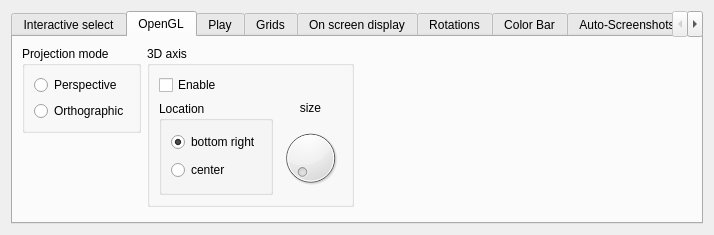
Above: src/formoptions.ui from jcldc/glnemo2 before the change. Below: the same form after it.
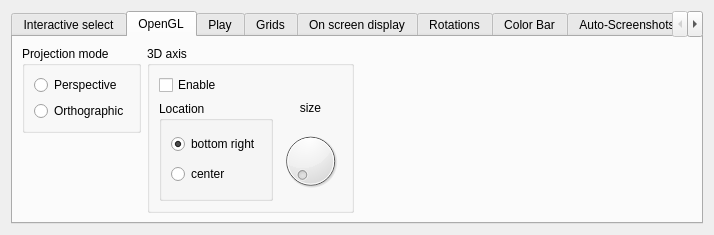
That is the form after the change. The open tabs and pages were chosen to show the change. Icons and pictures are not drawn.

```diff
--- a/src/formoptions.ui
+++ b/src/formoptions.ui
@@ -1555,7 +1555,7 @@
          </property>
         </spacer>
        </item>
-       <item row="1" column="0" rowspan="2">
+       <item row="1" column="0">
         <spacer name="verticalSpacer_25">
          <property name="orientation">
           <enum>Qt::Vertical</enum>
```
Left out of the diff: 2 changed lines with no effect on the pictures.
